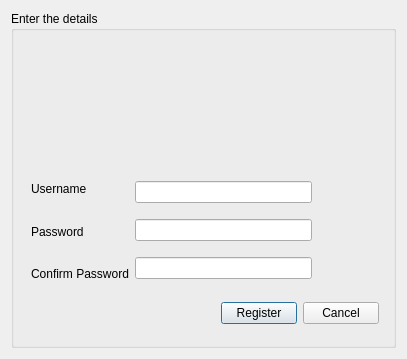
Old version of the form newaccount.ui in the repository sreecodeslayer/RDBMS-Mini-Project.
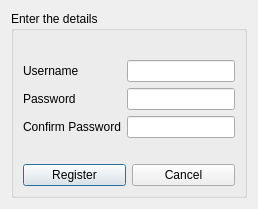
New version of the form. Icons and pictures are not drawn.

Commit message: password confirm fix

```diff
--- a/newaccount.ui
+++ b/newaccount.ui
@@ -27,8 +27,11 @@
     <normaloff>:/new/prefix1/lock-icon.png</normaloff>:/new/prefix1/lock-icon.png</iconset>
   </property>
   <layout class="QVBoxLayout" name="verticalLayout_3">
+   <property name="sizeConstraint">
+    <enum>QLayout::SetFixedSize</enum>
+   </property>
    <item>
-    <layout class="QHBoxLayout" name="horizontalLayout_3">
+    <layout class="QVBoxLayout" name="verticalLayout_2">
      <item>
       <widget class="QGroupBox" name="groupBox">
        <property name="enabled">
@@ -37,18 +40,21 @@
        <property name="title">
         <string>Enter the details</string>
        </property>
-       <widget class="QWidget" name="layoutWidget">
-        <property name="enabled">
-         <bool>true</bool>
-        </property>
-        <property name="geometry">
-         <rect>
-          <x>20</x>
-          <y>160</y>
-          <width>281</width>
-          <height>121</height>
-         </rect>
-        </property>
+       <layout class="QVBoxLayout" name="verticalLayout_5">
+        <item>
+         <widget class="QLabel" name="label_4">
+          <property name="text">
+           <string/>
+          </property>
+          <property name="pixmap">
+           <pixmap resource="Resources/Bg-Images/UI-images.qrc">:/new/prefix1/account_and_control.png</pixmap>
+          </property>
+          <property name="alignment">
+           <set>Qt::AlignCenter</set>
+          </property>
+         </widget>
+        </item>
+        <item>
         <layout class="QHBoxLayout" name="horizontalLayout">
          <item>
           <layout class="QVBoxLayout" name="verticalLayout_4">
@@ -125,19 +131,18 @@
           </layout>
          </item>
         </layout>
-       </widget>
-       <widget class="QWidget" name="layoutWidget">
+        </item>
+        <item>
+         <widget class="QLabel" name="re_confirm">
         <property name="enabled">
          <bool>true</bool>
         </property>
-        <property name="geometry">
-         <rect>
-          <x>210</x>
-          <y>290</y>
-          <width>158</width>
-          <height>25</height>
-         </rect>
-        </property>
+          <property name="text">
+           <string/>
+          </property>
+         </widget>
+        </item>
+        <item>
         <layout class="QHBoxLayout" name="horizontalLayout_2">
          <item>
           <widget class="QPushButton" name="Register_Button">
@@ -160,39 +165,8 @@
           </widget>
          </item>
         </layout>
-       </widget>
-       <widget class="QLabel" name="re_confirm">
-        <property name="enabled">
-         <bool>true</bool>
-        </property>
-        <property name="geometry">
-         <rect>
-          <x>110</x>
-          <y>170</y>
-          <width>261</width>
-          <height>20</height>
-         </rect>
-        </property>
-        <property name="text">
-         <string/>
-        </property>
-       </widget>
-       <widget class="QLabel" name="label_4">
-        <property name="geometry">
-         <rect>
-          <x>130</x>
-          <y>30</y>
-          <width>121</width>
-          <height>121</height>
-         </rect>
-        </property>
-        <property name="text">
-         <string/>
-        </property>
-        <property name="pixmap">
-         <pixmap resource="Resources/Bg-Images/UI-images.qrc">:/new/prefix1/account_and_control.png</pixmap>
-        </property>
-       </widget>
+        </item>
+       </layout>
       </widget>
      </item>
     </layout>
```
Lines whose indentation alone changed are shown as unchanged. The commit also changes 4 other files.
